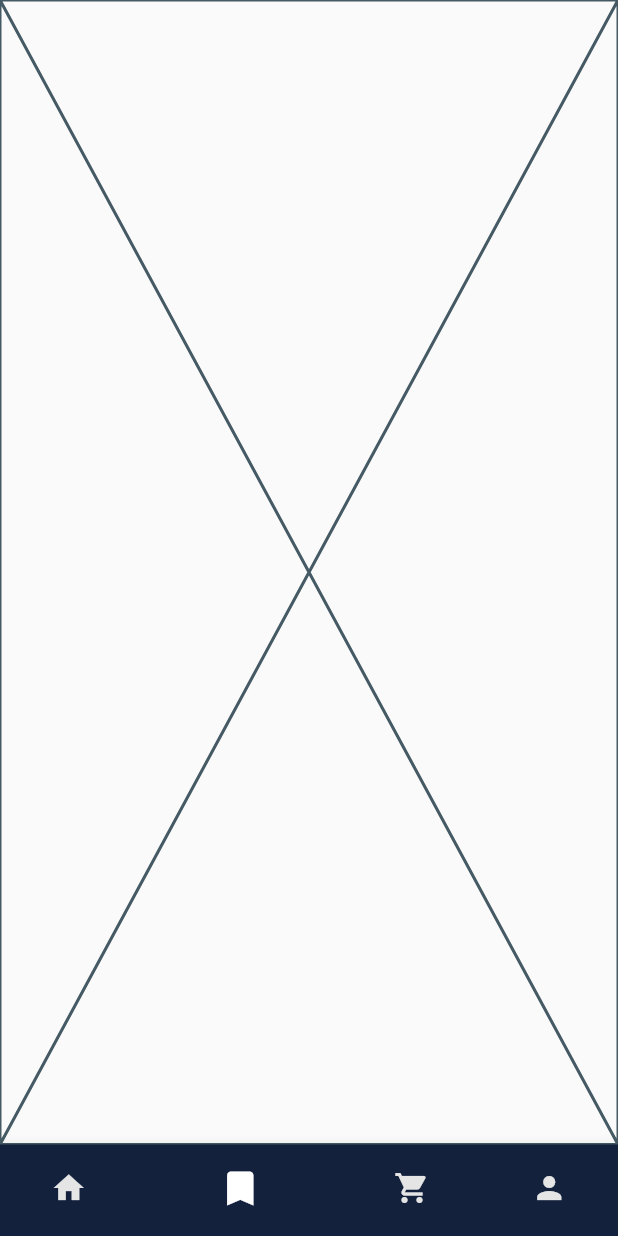
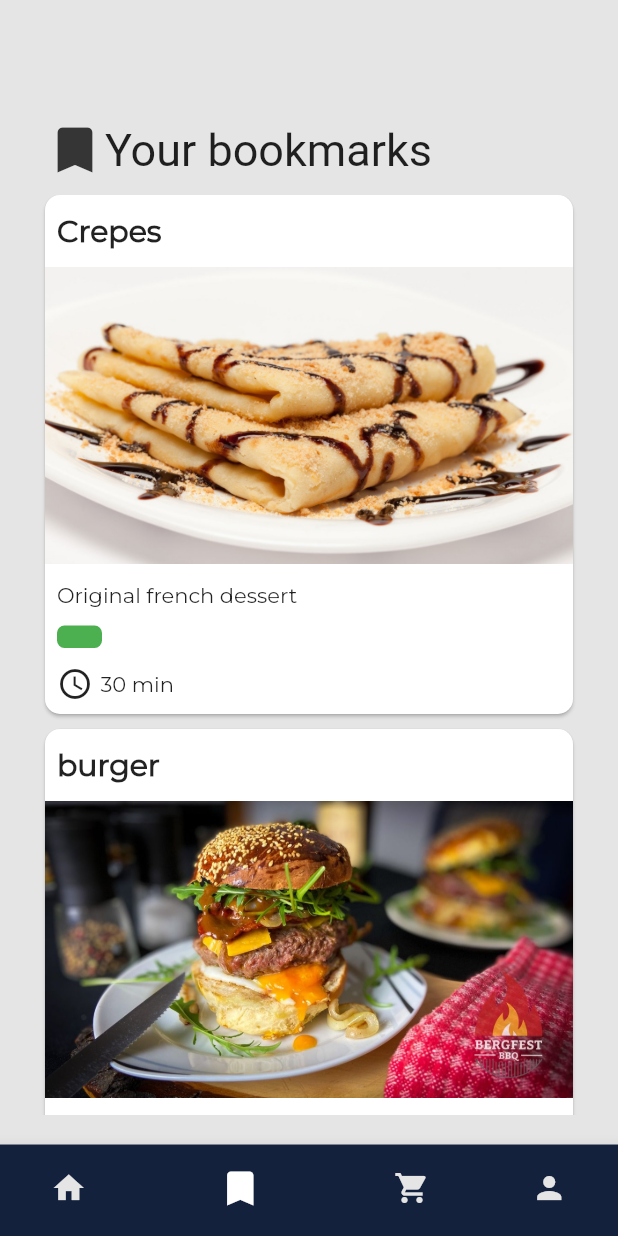
Before and after one commit to lintenn/GrateMate, a Flutter app: the screen it shows after launch, item 2 of the bottom bar chosen, on a phone screen of 412 x 824 dp. Run offline on Flutter 3.47's test engine with Material 2 defaults, Android fonts, the light colour scheme and no system bars; our stand-ins replace font_awesome_flutter, tuple; Roboto replaces fonts that are missing (MontserratExtraBold); statements that could not run were skipped; project files that could hold a hidden picture were left out.

Commit message:
Update bookmarks_screen.dart

```diff
--- a/grate_mate/lib/screens/bookmarks_screen.dart
+++ b/grate_mate/lib/screens/bookmarks_screen.dart
@@ -1,4 +1,6 @@
-import 'package:flutter/cupertino.dart';
+import 'package:flutter/material.dart';
+import '../global_information//globalRecipes.dart' as globalRecipes;
+import '../global_information/colors_palette.dart';
 
 class Bookmark extends StatefulWidget {
   const Bookmark({Key? key}) : super(key: key);
@@ -8,8 +10,176 @@ class Bookmark extends StatefulWidget {
 }
 
 class _BookmarkState extends State<Bookmark> {
+
+  Widget recipeCard(recipe){
+    return Center(
+      child: GestureDetector(
+        onTap: () {
+          Navigator.pushNamed(context, '/recipe', arguments: recipe);
+        },
+        child: Card(
+          margin: const EdgeInsets.fromLTRB(10, 0, 10, 10),
+          shape:  RoundedRectangleBorder(
+            borderRadius: BorderRadius.circular(10),
+          ),
+          child: Column(
+            crossAxisAlignment:CrossAxisAlignment.stretch,
+            children: <Widget>[
+              Padding(
+                padding: const EdgeInsets.fromLTRB(8, 12, 8, 12),
+                child: Text(
+                  recipe.name,
+                  style: const TextStyle(
+                    fontWeight: FontWeight.bold,
+                    fontSize: 20,),
+                ),
+              ),
+              AspectRatio(
+                  aspectRatio: 16 / 9,
+                  child: Image.asset(recipe.imageURL,
+                      fit: BoxFit.cover
+                  )
+              ),
+              Padding(
+                padding: const EdgeInsets.fromLTRB(8, 12, 8, 8),
+                child: Text(recipe.description),
+              ),
+              //This code create a bar instead of a rectangles
+              /*Padding(
+                padding: const EdgeInsets.fromLTRB(8, 4, 20, 8),
+                child:  FractionallySizedBox(
+                    alignment: Alignment.centerLeft,
+                    widthFactor: recipe.difficulty / 5,
+                    child: Container(
+                      height: 10,
+                      decoration: BoxDecoration(
+                        borderRadius: BorderRadius.circular(5),
+                        gradient: LinearGradient(
+                          colors: _getDifficultyColors(recipe.difficulty),
+                        ),
+                      ),
+                    )
+                ),
+              ),*/
+              Padding(
+                padding: const EdgeInsets.fromLTRB(8, 4, 8, 8),
+                child: getDfficultyBar(recipe.difficulty),
+              ),
+              Padding(
+                padding: const EdgeInsets.fromLTRB(8, 4, 8, 8),
+                child: Row(
+                  children: [
+                    Icon(Icons.access_time),
+                    SizedBox(width: 5),
+                    Text("${recipe.time} min"),
+                  ],
+                ),
+              )
+            ],
+          ),
+        ),
+      ),
+    );
+  }
+
+  Widget getDfficultyBar(int difficulty){
+    return Row(
+      children: List.generate(
+        difficulty,
+            (index) => Container(
+          width: 30,
+          height: 15,
+          margin: EdgeInsets.only(right: 5),
+          decoration: BoxDecoration(
+            color: _getDifficultyColors(index+1),
+            borderRadius: BorderRadius.circular(5),
+          ),
+        ),
+      ),
+    );
+  }
+
+  /*List<Color> _getDifficultyColors(int difficulty) {
+    switch (difficulty) {
+      case 1:
+        return [Colors.green, Colors.green];
+      case 2:
+        return [Colors.green, const Color(0xffC6CE00)];
+      case 3:
+        return [Colors.green, const Color(0xffC6CE00), Colors.yellow];
+      case 4:
+        return [Colors.green, const Color(0xffC6CE00), Colors.yellow, Colors.orange];
+      case 5:
+        return [Colors.green, const Color(0xffC6CE00), Colors.yellow, Colors.orange, Colors.red];
+      default:
+        return [Colors.grey, Colors.grey];
+    }
+  }*/
+
+  Color _getDifficultyColors(int difficulty) {
+    switch (difficulty) {
+      case 1:
+        return Colors.green;
+      case 2:
+        return const Color(0xffC6CE00);
+      case 3:
+        return Colors.yellow;
+      case 4:
+        return Colors.orange;
+      case 5:
+        return Colors.red;
+      default:
+        return Colors.grey;
+    }
+  }
+
+
   @override
   Widget build(BuildContext context) {
-    return const Placeholder();
+    return Scaffold(
+      //backgroundColor: GrateMate.earthYellow[400],
+      backgroundColor: GrateMate.grayGrateMate,
+      body: Container(
+        margin: const EdgeInsets.fromLTRB(20.0, 60.0, 20.0, 20.0),
+        child: Column(
+          children: <Widget>[
+            Column(
+              children: [
+                Padding(
+                  padding: EdgeInsets.fromLTRB(10, 20, 10, 10),
+                  child: Row(
+                    children: const [
+                      // Icon of bookmark
+                      Icon(Icons.bookmark, color: GrateMate.darkGrateMate , size: 40),
+                      Text(
+                        'Your bookmarks',
+                        style: TextStyle(
+                          fontSize: 30,
+                          fontFamily: 'MontserratExtraBold',
+                          //color: GrateMate.darkGrateMate
+                        ),
+                      ),
+                    ],
+                  ),
+                ),
+              ],
+            ),
+            Flexible(
+              /*child: GridView.count(
+                crossAxisCount: 1,
+                scrollDirection: Axis.vertical,
+                children: globalRecipes.recipes.map((recipe) => recipeCard(recipe)).toList(),
+                ),*/
+              child: ListView.builder(
+                itemCount: globalRecipes.recipes.length,
+                itemBuilder: (context, index) {
+                  return recipeCard(globalRecipes.recipes[index]);
+                },
+              ),
+            ),
+          ],
+        ),
+      ),
+    );
   }
 }
```
